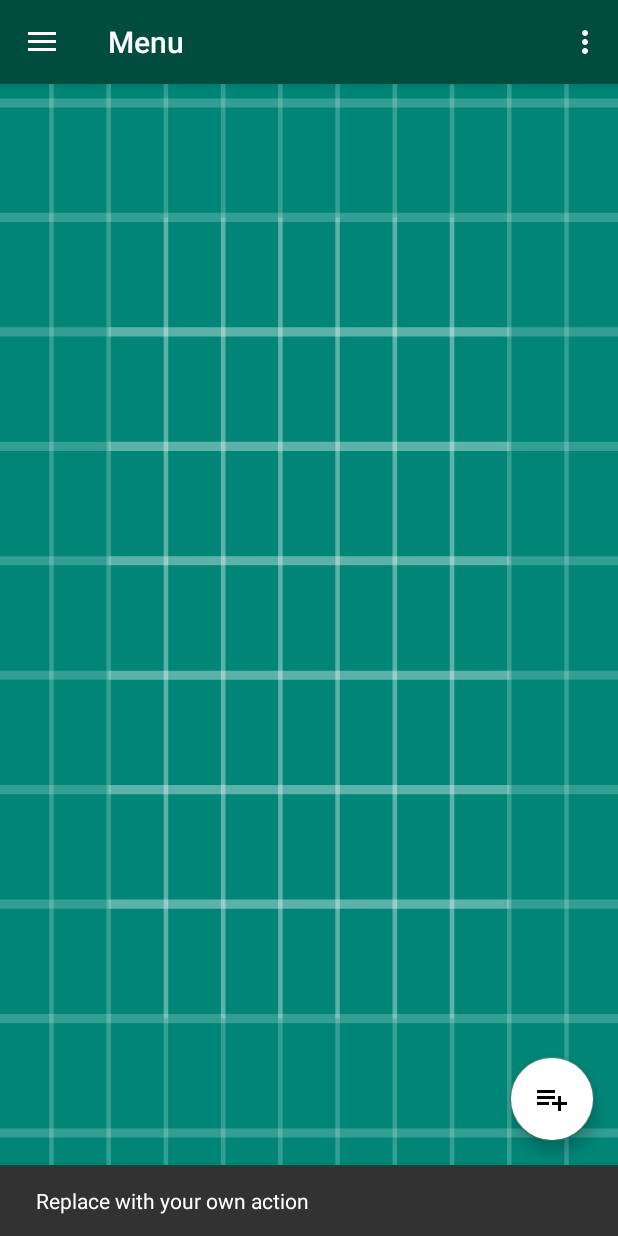
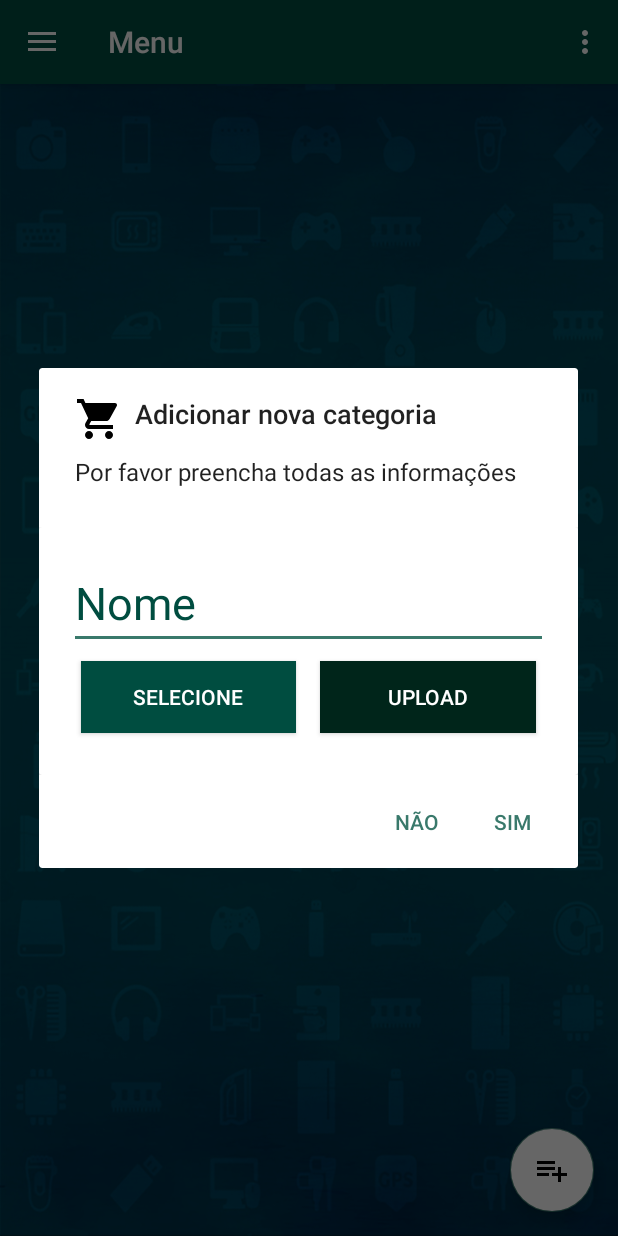
Before and after one commit to lucasdasilvac/android-virtual-store-server, an Android app: the Home screen opened directly, with no data from a screen before it, after a tap on an icon or button, on a phone screen of 412 x 824 dp. Run offline under Robolectric (Android 15) with nearby library versions, the phone set to English and light mode, and no system bars; our stand-ins replace Firebase (no records; nobody signed in at launch, a user with empty details on screens opened directly), Picasso; 3 statements that could not run were skipped.

Commit message:
add new category

```diff
--- a/app/build.gradle
+++ b/app/build.gradle
@@ -27,11 +27,16 @@ dependencies {
     androidTestImplementation 'com.android.support.test:runner:1.0.2'
     androidTestImplementation 'com.android.support.test.espresso:espresso-core:3.0.2'
 
+    implementation 'com.google.firebase:firebase-storage:17.0.0'
+    implementation 'com.google.firebase:firebase-auth:17.0.0'
+    implementation 'com.amulyakhare:com.amulyakhare.textdrawable:1.0.1'
     implementation 'com.android.support:design:28.0.0'
     implementation 'com.android.support:design:28.+'
     implementation 'com.android.support:cardview-v7:28.+'
     implementation 'com.android.support:recyclerview-v7:28.+'
     implementation 'com.google.firebase:firebase-core:16.0.9'
     implementation 'com.google.firebase:firebase-database:17.0.0'
+    implementation 'com.squareup.picasso:picasso:2.5.2'
+    implementation 'com.firebaseui:firebase-ui-database:1.2.0'
 }
 apply plugin: 'com.google.gms.google-services'
--- a/app/src/main/java/lucasdasilvac/dev/androidvirtualstoreserver/Home.java
+++ b/app/src/main/java/lucasdasilvac/dev/androidvirtualstoreserver/Home.java
@@ -1,8 +1,18 @@
 package lucasdasilvac.dev.androidvirtualstoreserver;
 
+import android.app.ProgressDialog;
+import android.content.DialogInterface;
+import android.content.Intent;
+import android.net.Uri;
 import android.os.Bundle;
+import android.support.annotation.NonNull;
+import android.support.annotation.Nullable;
 import android.support.design.widget.FloatingActionButton;
 import android.support.design.widget.Snackbar;
+import android.support.v7.app.AlertDialog;
+import android.support.v7.widget.LinearLayoutManager;
+import android.support.v7.widget.RecyclerView;
+import android.view.LayoutInflater;
 import android.view.View;
 import android.support.v4.view.GravityCompat;
 import android.support.v7.app.ActionBarDrawerToggle;
@@ -13,14 +23,51 @@ import android.support.v4.widget.DrawerLayout;
 import android.support.v7.app.AppCompatActivity;
 import android.support.v7.widget.Toolbar;
 import android.view.Menu;
+import android.widget.Button;
+import android.widget.EditText;
 import android.widget.TextView;
+import android.widget.Toast;
+
+import com.firebase.ui.database.FirebaseRecyclerAdapter;
+import com.google.android.gms.tasks.OnFailureListener;
+import com.google.android.gms.tasks.OnSuccessListener;
+import com.google.firebase.database.DatabaseReference;
+import com.google.firebase.database.FirebaseDatabase;
+import com.google.firebase.storage.FirebaseStorage;
+import com.google.firebase.storage.OnProgressListener;
+import com.google.firebase.storage.StorageReference;
+import com.google.firebase.storage.UploadTask;
+import com.squareup.picasso.Picasso;
+
+import java.util.UUID;
 
 import lucasdasilvac.dev.androidvirtualstoreserver.Common.Common;
+import lucasdasilvac.dev.androidvirtualstoreserver.Model.Category;
+import lucasdasilvac.dev.androidvirtualstoreserver.ViewHolder.MenuViewHolder;
 
 public class Home extends AppCompatActivity
         implements NavigationView.OnNavigationItemSelectedListener {
 
     TextView txtFullName;
+
+    FirebaseDatabase database;
+    DatabaseReference categories;
+    FirebaseStorage storage;
+    StorageReference storageReference;
+    FirebaseRecyclerAdapter<Category, MenuViewHolder> adapter;
+
+    RecyclerView recycler_menu;
+    RecyclerView.LayoutManager layoutManager;
+
+    //add new menu layout
+    EditText edtName;
+    Button btnUpload, btnSelect;
+
+    Category newCategory;
+    Uri saveUri;
+    private final int PICK_IMAGE_REQUEST = 71;
+
+    DrawerLayout drawer;
 
     @Override
     protected void onCreate(Bundle savedInstanceState) {
@@ -29,15 +76,21 @@ public class Home extends AppCompatActivity
         Toolbar toolbar = findViewById(R.id.toolbar);
         toolbar.setTitle("Menu");
         setSupportActionBar(toolbar);
+
+        //Firebase
+        database = FirebaseDatabase.getInstance();
+        categories = database.getReference("Category");
+        storage = FirebaseStorage.getInstance();
+        storageReference = storage.getReference();
+
         FloatingActionButton fab = findViewById(R.id.fab);
         fab.setOnClickListener(new View.OnClickListener() {
             @Override
             public void onClick(View view) {
-                Snackbar.make(view, "Replace with your own action", Snackbar.LENGTH_LONG)
-                        .setAction("Action", null).show();
+                showDialog();
             }
         });
-        DrawerLayout drawer = findViewById(R.id.drawer_layout);
+        drawer = findViewById(R.id.drawer_layout);
         NavigationView navigationView = findViewById(R.id.nav_view);
         ActionBarDrawerToggle toggle = new ActionBarDrawerToggle(
                 this, drawer, toolbar, R.string.navigation_drawer_open, R.string.navigation_drawer_close);
@@ -49,6 +102,147 @@ public class Home extends AppCompatActivity
         View headerView = navigationView.getHeaderView(0);
         txtFullName = (TextView) headerView.findViewById(R.id.txtFullName);
         txtFullName.setText(Common.currentUser.getName());
+
+        //view
+        recycler_menu = (RecyclerView) findViewById(R.id.recycler_menu);
+        recycler_menu.setHasFixedSize(true);
+        layoutManager = new LinearLayoutManager(this);
+        recycler_menu.setLayoutManager(layoutManager);
+
+        loadMenu();
+    }
+
+    private void showDialog() {
+        AlertDialog.Builder alertDialog = new AlertDialog.Builder(Home.this);
+        alertDialog.setTitle("Adicionar nova categoria");
+        alertDialog.setMessage("Por favor preencha todas as informações");
+
+        LayoutInflater inflater  = this.getLayoutInflater();
+        View add_menu_layout = inflater.inflate(R.layout.add_new_menu_layout, null);
+
+        edtName = add_menu_layout.findViewById(R.id.edtName);
+        btnSelect = add_menu_layout.findViewById(R.id.btnSelect);
+        btnUpload = add_menu_layout.findViewById(R.id.btnUpload);
+
+        //event for button
+        btnSelect.setOnClickListener(new View.OnClickListener() {
+            @Override
+            public void onClick(View v) {
+                chooseImage(); //let user select image from gallery and save URI of this image
+            }
+        });
+
+        btnUpload.setOnClickListener(new View.OnClickListener() {
+            @Override
+            public void onClick(View v) {
+                uploadImage();
+            }
+        });
+
+        alertDialog.setView(add_menu_layout);
+        alertDialog.setIcon(R.drawable.ic_shopping_cart_black_24dp);
+
+        //set button
+        alertDialog.setPositiveButton("Sim", new DialogInterface.OnClickListener() {
+            @Override
+            public void onClick(DialogInterface dialog, int which) {
+                dialog.dismiss();
+
+                //create new category
+                if(newCategory != null) {
+                    categories.push().setValue(newCategory);
+                    Snackbar.make(drawer, "Nova categoria "+newCategory.getName()+" foi adicionada", Snackbar.LENGTH_SHORT).show();
+
+                }
+            }
+        });
+        alertDialog.setNegativeButton("Não", new DialogInterface.OnClickListener() {
+            @Override
+            public void onClick(DialogInterface dialog, int which) {
+                dialog.dismiss();
+            }
+        });
+
+        alertDialog.show();
+
+    }
+
+    private void uploadImage() {
+        if(saveUri != null) {
+            final ProgressDialog mDialog = new ProgressDialog(this);
+            mDialog.setMessage("Uploading...");
+            mDialog.show();
+
+            String imageName = UUID.randomUUID().toString();
+            final StorageReference imageFolder = storageReference.child("images/"+imageName);
+            imageFolder.putFile(saveUri)
+                    .addOnSuccessListener(new OnSuccessListener<UploadTask.TaskSnapshot>() {
+                        @Override
+                        public void onSuccess(UploadTask.TaskSnapshot taskSnapshot) {
+                            mDialog.dismiss();
+                            Toast.makeText(Home.this, "Enviado!", Toast.LENGTH_SHORT).show();
+                            imageFolder.getDownloadUrl().addOnSuccessListener(new OnSuccessListener<Uri>() {
+                                @Override
+                                public void onSuccess(Uri uri) {
+                                    //set value for new category if image upload and we can get download link
+                                    newCategory = new Category(edtName.getText().toString(), uri.toString());
+                                }
+                            });
+                        }
+                    })
+                    .addOnFailureListener(new OnFailureListener() {
+                        @Override
+                        public void onFailure(@NonNull Exception e) {
+                            mDialog.dismiss();
+                            Toast.makeText(Home.this, ""+e.getMessage(), Toast.LENGTH_SHORT).show();
+                        }
+                    })
+                    .addOnProgressListener(new OnProgressListener<UploadTask.TaskSnapshot>() {
+                        @Override
+                        public void onProgress(UploadTask.TaskSnapshot taskSnapshot) {
+                            double progress = (100.0 * taskSnapshot.getBytesTransferred() / taskSnapshot.getTotalByteCount());
+                            mDialog.setMessage("Enviado "+progress+"%");
+                        }
+                    });
+        }
+    }
+
+    @Override
+    protected void onActivityResult(int requestCode, int resultCode, @Nullable Intent data) {
+        super.onActivityResult(requestCode, resultCode, data);
+        if(requestCode == PICK_IMAGE_REQUEST && resultCode == RESULT_OK
+                && data != null && data.getData() != null
+        ) {
+            saveUri = data.getData();
+            btnSelect.setText("Selecionada");
+        }
+    }
+
+    private void chooseImage() {
+        Intent intent = new Intent();
+        intent.setType("image/*");
+        intent.setAction(Intent.ACTION_GET_CONTENT);
+        startActivityForResult(Intent.createChooser(intent, "Selecione a imagem"), PICK_IMAGE_REQUEST);
+    }
+
+    private void loadMenu() {
+        adapter = new FirebaseRecyclerAdapter<Category, MenuViewHolder>(
+                Category.class,
+                R.layout.menu_item,
+                MenuViewHolder.class,
+                categories
+
+        ) {
+            @Override
+            protected void populateViewHolder(MenuViewHolder viewHolder, Category model, int position) {
+                viewHolder.txtMenuName.setText(model.getName());
+                Picasso.with(Home.this).load(model.getImage())
+                        .into(viewHolder.imageView);
+            }
+        };
+
+        adapter.notifyDataSetChanged(); //refresh data if have data changed
+        recycler_menu.setAdapter(adapter);
     }
 
     @Override
--- a/app/src/main/res/layout/activity_home.xml
+++ b/app/src/main/res/layout/activity_home.xml
@@ -6,7 +6,7 @@
     android:layout_width="match_parent"
     android:layout_height="match_parent"
     android:fitsSystemWindows="true"
-    android:background="@drawable/ic_launcher_background"
+    android:background="@drawable/my_bg"
     tools:openDrawer="start">
 
     <include
--- a/app/src/main/res/layout/activity_main.xml
+++ b/app/src/main/res/layout/activity_main.xml
@@ -4,7 +4,7 @@
     xmlns:tools="http://schemas.android.com/tools"
     android:layout_width="match_parent"
     android:layout_height="match_parent"
-    android:background="@drawable/ic_launcher_background"
+    android:background="@drawable/my_bg"
     tools:context=".MainActivity">
 
     <LinearLayout
@@ -14,14 +14,14 @@
         android:layout_height="wrap_content">
 
         <ImageView
-            android:src="@drawable/ic_launcher_foreground"
+            android:src="@drawable/logo"
             android:layout_width="200dp"
             android:layout_height="200dp" />
 
         <TextView
             android:gravity="center"
             android:id="@+id/txtSlogan"
-            android:text="@string/slogan"
+            android:text=""
             android:textColor="@android:color/white"
             android:layout_width="200dp"
             android:layout_height="wrap_content" />
--- a/app/src/main/res/layout/activity_sign_in.xml
+++ b/app/src/main/res/layout/activity_sign_in.xml
@@ -4,7 +4,7 @@
     xmlns:tools="http://schemas.android.com/tools"
     android:layout_width="match_parent"
     android:layout_height="match_parent"
-    android:background="@drawable/ic_launcher_background"
+    android:background="@drawable/my_bg"
     tools:context=".SignIn">
 
     <LinearLayout
--- /dev/null
+++ b/app/src/main/res/layout/add_new_menu_layout.xml
@@ -0,0 +1,68 @@
+<?xml version="1.0" encoding="utf-8"?>
+<android.support.v7.widget.CardView
+    xmlns:android="http://schemas.android.com/apk/res/android"
+    xmlns:app="http://schemas.android.com/apk/res-auto"
+    android:layout_width="match_parent"
+    android:layout_height="wrap_content"
+    app:cardElevation="4dp"
+    >
+
+    <LinearLayout
+        android:layout_margin="20dp"
+        android:orientation="vertical"
+        android:layout_width="match_parent"
+        android:layout_height="wrap_content">
+
+        <EditText
+            android:id="@+id/edtName"
+            android:hint="Nome"
+            android:layout_width="match_parent"
+            android:layout_height="wrap_content"
+            android:textColorHint="@color/colorPrimary"
+            android:textColor="@color/colorPrimary"
+            android:textSize="30sp"
+            android:inputType="text"/>
+
+        <LinearLayout
+            android:weightSum="2"
+            android:orientation="horizontal"
+            android:layout_width="match_parent"
+            android:layout_height="wrap_content">
+
+            <Button
+                android:id="@+id/btnSelect"
+                android:text="Selecione"
+                android:textColor="@android:color/white"
+                android:layout_marginRight="8dp"
+                android:layout_marginLeft="8dp"
+                android:layout_alignParentBottom="true"
+                android:layout_width="0dp"
+                android:layout_weight="1"
+                android:layout_height="wrap_content"
+                android:layout_margin="8dp"
+                android:background="@color/colorPrimary"
+
+                />
+
+            <Button
+                android:id="@+id/btnUpload"
+                android:text="Upload"
+                android:textColor="@android:color/white"
+                android:layout_marginRight="8dp"
+                android:layout_marginLeft="8dp"
+                android:layout_alignParentBottom="true"
+                android:layout_width="0dp"
+                android:layout_weight="1"
+                android:layout_height="wrap_content"
+                android:layout_margin="8dp"
+                android:background="@color/colorPrimaryDark"
+
+                />
+
+
+        </LinearLayout>
+
+
+    </LinearLayout>
+
+</android.support.v7.widget.CardView>
```
Also changed, not shown: app/src/main/java/lucasdasilvac/dev/androidvirtualstoreserver/Interface/ItemClickListener.java (added, +7 -0 lines), app/src/main/java/lucasdasilvac/dev/androidvirtualstoreserver/MainActivity.java (+5 -2 lines), app/src/main/java/lucasdasilvac/dev/androidvirtualstoreserver/Model/Category.java (added, +30 -0 lines), app/src/main/java/lucasdasilvac/dev/androidvirtualstoreserver/ViewHolder/MenuViewHolder.java (added, +35 -0 lines), app/src/main/res/layout/menu_item.xml (added, +35 -0 lines), app/src/main/res/drawable/logo.png (added), app/src/main/res/drawable/my_bg.jpg (added).
